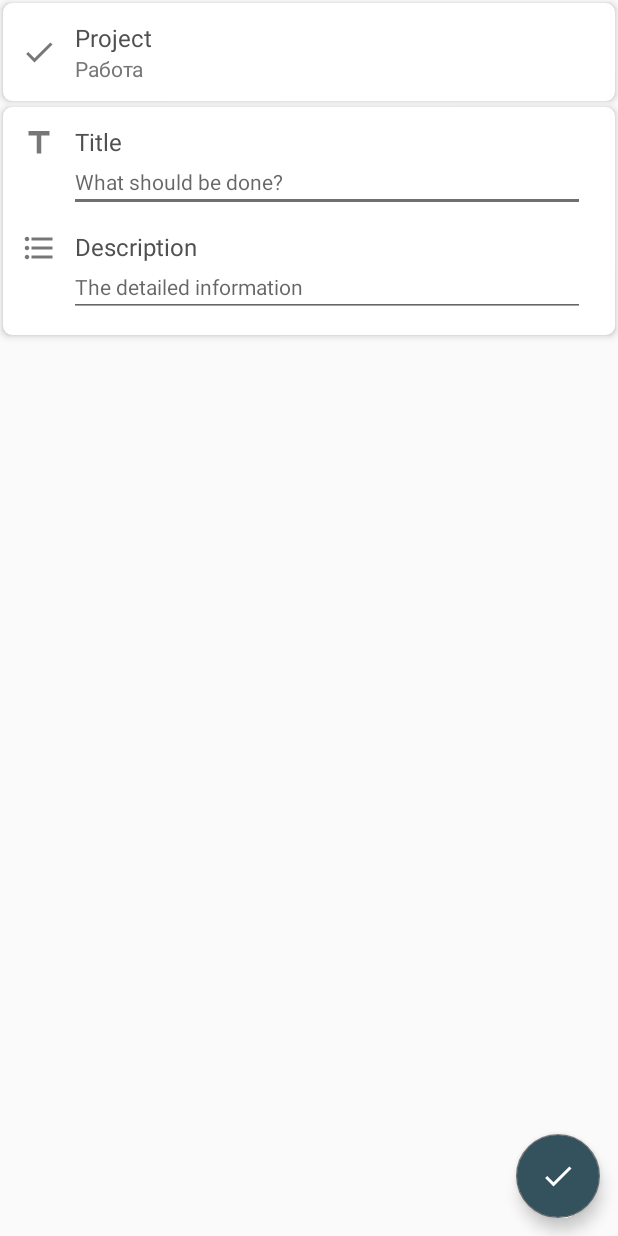
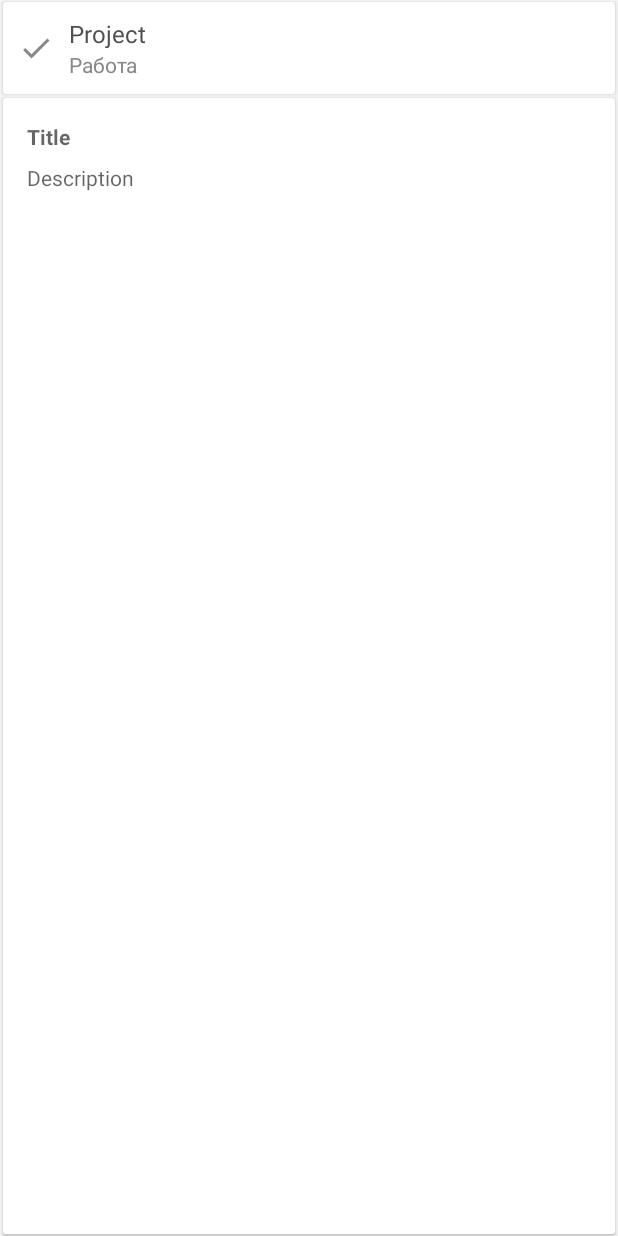
Before and after one commit to Ext1se/JustNotepad, an Android app: the layout fr_task.xml on its own in the app's theme, with its tools: preview values and no code run, on a phone screen of 412 x 824 dp. Run offline under Robolectric (Android 15) with nearby library versions, the phone set to English and light mode, and no system bars.

Commit message:
Redesign Task

```diff
--- a/app/src/main/java/com/ext1se/notepad/utils/ItemSwipeHelper.kt
+++ b/app/src/main/java/com/ext1se/notepad/utils/ItemSwipeHelper.kt
@@ -63,7 +63,8 @@ class ItemSwipeHelper(
             rect.set(0f, 0f, 0f, 0f)
         }
         paint.alpha = alpha
-        val radius = resources.displayMetrics.density * 6
+        //val radius = resources.displayMetrics.density * 6
+        val radius = resources.getDimension(R.dimen.item_card_corner_radius)
         canvas.drawRoundRect(rect, radius, radius, paint)
     }
 }
--- a/app/src/main/res/layout/fr_project_favorite.xml
+++ b/app/src/main/res/layout/fr_project_favorite.xml
@@ -22,7 +22,6 @@
                 android:id="@+id/rv_tasks"
                 android:layout_width="match_parent"
                 android:layout_height="0dp"
-                android:background="@android:color/white"
                 android:orientation="vertical"
                 app:taskListener="@{vm.taskListener}"
                 app:data="@{vm.tasks}"
--- a/app/src/main/res/layout/fr_task.xml
+++ b/app/src/main/res/layout/fr_task.xml
@@ -83,77 +83,36 @@
                 <androidx.cardview.widget.CardView
                         android:id="@+id/card_task"
                         android:layout_width="match_parent"
-                        android:layout_height="wrap_content"
+                        android:layout_height="match_parent"
                         style="@style/AttributeCardViewStyle">
-
-                    <androidx.constraintlayout.widget.ConstraintLayout
-                            android:layout_width="match_parent"
-                            android:layout_height="match_parent"
-                            android:padding="@dimen/attribute_padding">
-
-                        <ImageView
-                                android:id="@+id/icon_title"
-                                android:layout_width="@dimen/attribute_icon_size"
-                                android:layout_height="@dimen/attribute_icon_size"
-                                app:layout_constraintStart_toStartOf="parent"
-                                app:layout_constraintTop_toTopOf="parent"
-                                app:srcCompat="@drawable/ic_title"/>
 
                         <LinearLayout
                                 android:id="@+id/ll_title"
-                                android:layout_width="0dp"
-                                android:layout_height="wrap_content"
-                                android:paddingStart="@dimen/attribute_padding"
-                                android:paddingEnd="@dimen/attribute_padding"
+                                android:layout_width="match_parent"
+                                android:layout_height="match_parent"
+                                android:paddingTop="@dimen/attribute_padding"
+                                android:paddingBottom="@dimen/attribute_padding"
+                                android:paddingStart="16dp"
+                                android:paddingEnd="16dp"
                                 app:layout_constraintTop_toTopOf="parent"
                                 app:layout_constraintEnd_toEndOf="parent"
                                 app:layout_constraintStart_toEndOf="@+id/icon_title"
                                 android:orientation="vertical">
 
-                            <TextView
-                                    android:layout_width="match_parent"
-                                    android:layout_height="wrap_content"
-                                    android:text="@string/task_title"
-                                    style="@style/AttributeTitleStyle"/>
-
                             <EditText
                                     android:id="@+id/et_title"
                                     android:layout_width="match_parent"
                                     android:layout_height="wrap_content"
-                                    android:textSize="14sp"
                                     android:text="@={vm.task.name}"
                                     style="@style/AttributeEditTextStyle"
-                                    android:hint="@string/task_hint_title"
+                                    android:background="@null"
+                                    android:textStyle="bold"
+                                    android:hint="@string/task_title"
                                     android:inputType="text"
                                     android:imeOptions="actionNext"
-                                    android:nextFocusDown="@+id/et_description"/>
-                        </LinearLayout>
+                                    android:nextFocusDown="@+id/et_description">
+                            </EditText>
 
-                        <ImageView
-                                android:id="@+id/icon_description"
-                                android:layout_width="@dimen/attribute_icon_size"
-                                android:layout_height="@dimen/attribute_icon_size"
-                                android:layout_marginTop="12dp"
-                                app:layout_constraintStart_toStartOf="parent"
-                                app:layout_constraintTop_toBottomOf="@+id/ll_title"
-                                app:srcCompat="@drawable/ic_list_black"/>
-
-                        <LinearLayout
-                                android:id="@+id/ll_description"
-                                android:layout_width="0dp"
-                                android:layout_height="wrap_content"
-                                android:paddingStart="@dimen/attribute_padding"
-                                android:paddingEnd="@dimen/attribute_padding"
-                                app:layout_constraintTop_toTopOf="@id/icon_description"
-                                app:layout_constraintEnd_toEndOf="parent"
-                                app:layout_constraintStart_toEndOf="@+id/icon_description"
-                                android:orientation="vertical">
-
-                            <TextView
-                                    android:layout_width="match_parent"
-                                    android:layout_height="wrap_content"
-                                    android:text="@string/task_description"
-                                    style="@style/AttributeTitleStyle"/>
 
                             <EditText
                                     android:id="@+id/et_description"
@@ -161,14 +120,14 @@
                                     android:layout_height="wrap_content"
                                     style="@style/AttributeEditTextStyle"
                                     android:text="@={vm.task.description}"
+                                    android:layout_marginTop="2dp"
                                     android:scrollbars="vertical"
-                                    android:gravity="top"
+                                    android:background="@null"
                                     android:overScrollMode="always"
                                     android:inputType="textCapSentences|textMultiLine"
-                                    android:hint="@string/task_hint_description"/>
+                                    android:hint="@string/task_description"/>
                         </LinearLayout>
 
-                    </androidx.constraintlayout.widget.ConstraintLayout>
                 </androidx.cardview.widget.CardView>
             </LinearLayout>
         </androidx.core.widget.NestedScrollView>
@@ -183,6 +142,7 @@
                 app:srcCompat="@drawable/ic_ok"
                 tools:backgroundTint="@color/blackLight"
                 android:layout_margin="12dp"
+                android:visibility="gone"
                 app:color="@{vm.idColorTheme}"/>
     </RelativeLayout>
 </layout>
--- a/app/src/main/res/layout/item_task.xml
+++ b/app/src/main/res/layout/item_task.xml
@@ -19,12 +19,14 @@
                 android:layout_width="wrap_content"
                 android:layout_height="wrap_content"
                 android:textStyle="bold"
+                android:textColor="@color/colorDefault"
                 tools:text="Name of task"/>
 
         <TextView
                 android:id="@+id/tv_description"
                 android:layout_width="wrap_content"
                 android:layout_height="wrap_content"
+                android:textColor="@color/colorDefault"
                 tools:text="Description of task"/>
     </LinearLayout>
 </androidx.cardview.widget.CardView>
--- a/app/src/main/res/layout/toolbar.xml
+++ b/app/src/main/res/layout/toolbar.xml
@@ -15,6 +15,7 @@
             app:popupTheme="@style/ThemeOverlay.AppCompat.Light"
             tools:title="Работа"
             tools:subtitle="Описание проекта"
-            tools:navigationIcon="@drawable/ic_ok"/>
+            tools:navigationIcon="@drawable/ic_ok"
+            />
 
 </com.google.android.material.appbar.AppBarLayout>
--- a/app/src/main/res/values-xhdpi/density.xml
+++ b/app/src/main/res/values-xhdpi/density.xml
@@ -1,9 +1,16 @@
 <?xml version="1.0" encoding="utf-8"?>
 <resources>
-    <dimen name="item_card_elevation">3dp</dimen>
+    <dimen name="item_card_elevation">2dp</dimen>
     <dimen name="item_card_corner_radius">6dp</dimen>
     <dimen name="item_card_margin">2dp</dimen>
 
-    <dimen name="card_margin_horizontal">4dp</dimen>
-    <dimen name="card_margin_vertical">2dp</dimen>
+    <dimen name="card_elevation">2dp</dimen>
+    <dimen name="card_corner_radius">2dp</dimen>
+    <dimen name="card_margin">1dp</dimen>
+
+    <dimen name="card_margin_horizontal">2dp</dimen>
+    <dimen name="card_margin_vertical">1dp</dimen>
+
+    <dimen name="item_card_margin_horizontal">4dp</dimen>
+    <dimen name="item_card_margin_vertical">2dp</dimen>
 </resources>
--- a/app/src/main/res/values-xxhdpi/density.xml
+++ b/app/src/main/res/values-xxhdpi/density.xml
@@ -4,6 +4,13 @@
     <dimen name="item_card_corner_radius">6dp</dimen>
     <dimen name="item_card_margin">4dp</dimen>
 
-    <dimen name="card_margin_horizontal">8dp</dimen>
-    <dimen name="card_margin_vertical">4dp</dimen>
+    <dimen name="card_elevation">4dp</dimen>
+    <dimen name="card_corner_radius">2dp</dimen>
+    <dimen name="card_margin">4dp</dimen>
+
+    <dimen name="card_margin_horizontal">4dp</dimen>
+    <dimen name="card_margin_vertical">2dp</dimen>
+
+    <dimen name="item_card_margin_horizontal">8dp</dimen>
+    <dimen name="item_card_margin_vertical">4dp</dimen>
 </resources>
--- a/app/src/main/res/values/colors.xml
+++ b/app/src/main/res/values/colors.xml
@@ -8,7 +8,7 @@
     <color name="colorDefaultPrimaryDark">@color/blackDark</color>
 
     <color name="colorBold">#505050</color>
-    <color name="colorDefault">#777</color>
+    <color name="colorDefault">#888</color>
     <color name="colorDisabled">#bbb</color>
     <color name="colorLine">#ddd</color>
 
--- a/app/src/main/res/values/density.xml
+++ b/app/src/main/res/values/density.xml
@@ -1,9 +1,16 @@
 <?xml version="1.0" encoding="utf-8"?>
 <resources>
-    <dimen name="item_card_elevation">3dp</dimen>
+    <dimen name="item_card_elevation">2dp</dimen>
     <dimen name="item_card_corner_radius">6dp</dimen>
     <dimen name="item_card_margin">2dp</dimen>
 
-    <dimen name="card_margin_horizontal">4dp</dimen>
-    <dimen name="card_margin_vertical">2dp</dimen>
+    <dimen name="card_elevation">2dp</dimen>
+    <dimen name="card_corner_radius">2dp</dimen>
+    <dimen name="card_margin">1dp</dimen>
+
+    <dimen name="card_margin_horizontal">2dp</dimen>
+    <dimen name="card_margin_vertical">1dp</dimen>
+
+    <dimen name="item_card_margin_horizontal">4dp</dimen>
+    <dimen name="item_card_margin_vertical">2dp</dimen>
 </resources>
--- a/app/src/main/res/values/dimens.xml
+++ b/app/src/main/res/values/dimens.xml
@@ -19,7 +19,7 @@
     <dimen name="bottom_content_margin">6dp</dimen>
     <dimen name="icon_standard_size">24dp</dimen>
     <dimen name="attribute_icon_size">24dp</dimen>
-    <dimen name="attribute_padding">12dp</dimen>
+    <dimen name="attribute_padding">10dp</dimen>
     <dimen name="attribute_padding_half">6dp</dimen>
     <dimen name="middle_icon_size">32dp</dimen>
     <dimen name="project_action_width">36dp</dimen>
--- a/app/src/main/res/values/styles.xml
+++ b/app/src/main/res/values/styles.xml
@@ -24,32 +24,38 @@
         <item name="android:textSize">12sp</item>
     </style>
 
-    <public name="ItemCardStyle" type="style"/>
-    <style name="ItemCardStyle">
-        <item name="android:layout_marginTop">@dimen/card_margin_vertical</item>
-        <item name="android:layout_marginBottom">@dimen/card_margin_vertical</item>
-        <item name="android:layout_marginStart">@dimen/card_margin_horizontal</item>
-        <item name="android:layout_marginEnd">@dimen/card_margin_horizontal</item>
-        <item name="cardElevation">@dimen/item_card_elevation</item>
-        <item name="cardCornerRadius">@dimen/item_card_corner_radius</item>
-        <item name="cardBackgroundColor">@android:color/white</item>
-    </style>
-
     <public name="AttributeEditTextStyle" type="style"/>
     <style name="AttributeEditTextStyle">
         <item name="android:textColor">@color/colorDefault</item>
         <item name="android:paddingTop">6dp</item>
         <item name="android:textSize">14sp</item>
-        <item name="android:layout_marginLeft">-4dp</item>
-        <item name="android:layout_marginRight">-4dp</item>
+   <!--     <item name="android:layout_marginLeft">-4dp</item>
+        <item name="android:layout_marginRight">-4dp</item>-->
+    </style>
+
+    <public name="CardViewStyle" type="style"/>
+    <style name="CardViewStyle" parent="CardView">
+        <item name="cardBackgroundColor">@android:color/white</item>
     </style>
 
     <public name="AttributeCardViewStyle" type="style"/>
-    <style name="AttributeCardViewStyle" parent="CardView">
+    <style name="AttributeCardViewStyle" parent="CardViewStyle">
+        <item name="android:layout_marginTop">@dimen/card_margin_vertical</item>
+        <item name="android:layout_marginBottom">@dimen/card_margin_vertical</item>
+        <item name="android:layout_marginStart">@dimen/card_margin_horizontal</item>
+        <item name="android:layout_marginEnd">@dimen/card_margin_horizontal</item>
+        <item name="cardElevation">@dimen/card_elevation</item>
+        <item name="cardCornerRadius">@dimen/card_corner_radius</item>
+    </style>
+
+    <public name="ItemCardStyle" type="style"/>
+    <style name="ItemCardStyle" parent="CardViewStyle">
+        <item name="android:layout_marginTop">@dimen/item_card_margin_vertical</item>
+        <item name="android:layout_marginBottom">@dimen/item_card_margin_vertical</item>
+        <item name="android:layout_marginStart">@dimen/item_card_margin_horizontal</item>
+        <item name="android:layout_marginEnd">@dimen/item_card_margin_horizontal</item>
         <item name="cardElevation">@dimen/item_card_elevation</item>
         <item name="cardCornerRadius">@dimen/item_card_corner_radius</item>
-        <item name="cardBackgroundColor">@android:color/white</item>
-        <item name="android:layout_margin">@dimen/item_card_margin</item>
     </style>
 
     <public name="AttributeItemStyle" type="style"/>
```
Also changed, not shown: app/src/main/java/com/ext1se/notepad/ui/tasks/TaskFragment.kt (+23 -5 lines), app/src/main/java/com/ext1se/notepad/utils/CustomBinding.kt (+15 -0 lines).
